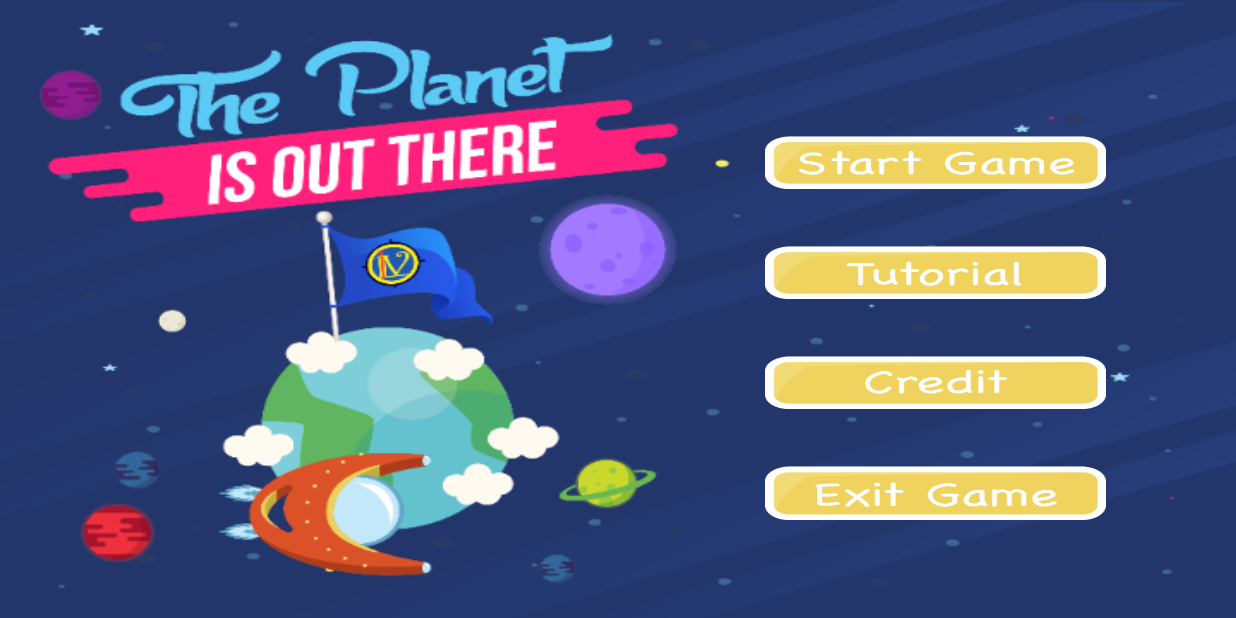
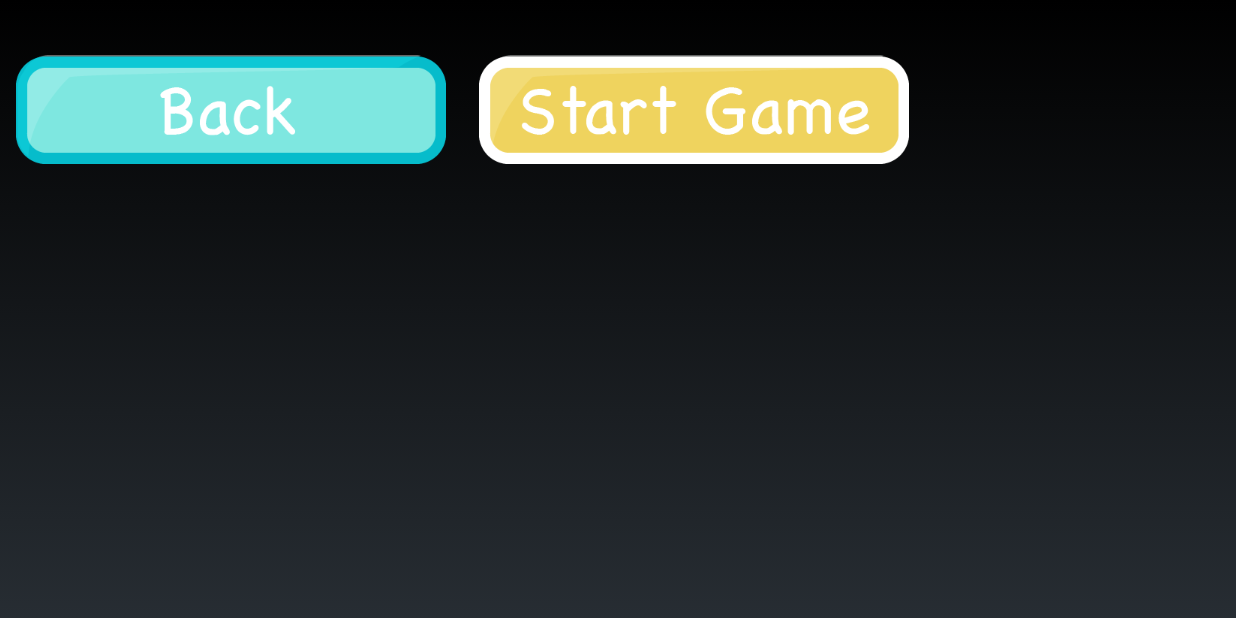
Before and after one commit to JamieCCH/AndroidArcadeGame, an Android app: the screen it shows after launch (MainActivity before the commit, Tutorial after it), after a tap on an icon or button, on a phone screen of 824 x 412 dp (held sideways). Run offline under Robolectric (Android 15) with nearby library versions, the phone set to English and light mode, and no system bars; 1 statement that could not run was skipped.

Commit message:
Add some assets

```diff
--- a/app/src/main/java/ca/georgebrown/game2011/arcadegame/Activities/MainActivity.java
+++ b/app/src/main/java/ca/georgebrown/game2011/arcadegame/Activities/MainActivity.java
@@ -48,16 +48,22 @@ public class MainActivity extends Activity {
 
 
     private void startPlay() {
+
         Intent intent = new Intent(this, GamePlayActivity.class);
         startActivity(intent);
     }
 
     private void tutorial() {
 
+        Intent intent = new Intent(this, Tutorial.class);
+        startActivity(intent);
     }
 
 
     private void credit() {
+
+        Intent intent = new Intent(this, Credit.class);
+        startActivity(intent);
     }
 
 
--- /dev/null
+++ b/app/src/main/java/ca/georgebrown/game2011/arcadegame/Activities/Tutorial.java
@@ -0,0 +1,14 @@
+package ca.georgebrown.game2011.arcadegame.Activities;
+
+import android.app.Activity;
+import android.os.Bundle;
+import ca.georgebrown.game2011.arcadegame.R;
+
+public class Tutorial extends Activity {
+
+    @Override
+    protected void onCreate(Bundle savedInstanceState) {
+        super.onCreate(savedInstanceState);
+        setContentView(R.layout.activity_tutorial);
+    }
+}
--- /dev/null
+++ b/app/src/main/res/layout/activity_tutorial.xml
@@ -0,0 +1,56 @@
+<?xml version="1.0" encoding="utf-8"?>
+<LinearLayout
+    xmlns:android="http://schemas.android.com/apk/res/android"
+    xmlns:tools="http://schemas.android.com/tools"
+    android:layout_width="match_parent"
+    android:layout_height="match_parent"
+    android:orientation="vertical"
+    tools:context="ca.georgebrown.game2011.arcadegame.Activities.Tutorial">
+
+    <View
+        android:layout_height="match_parent"
+        android:layout_width="100dp"
+        android:layout_weight="2" />
+
+    <LinearLayout
+        android:layout_width="match_parent"
+        android:layout_height="match_parent"
+        android:orientation="vertical">
+
+        <ImageView
+            android:layout_width="wrap_content"
+            android:layout_height="wrap_content" />
+
+        <LinearLayout
+            android:layout_width="wrap_content"
+            android:layout_height="wrap_content"
+            android:orientation="horizontal">
+
+
+            <ImageButton
+                android:layout_gravity="center"
+                android:layout_marginTop="20dp"
+                android:id="@+id/tutorialButton"
+                android:layout_width="match_parent"
+                android:layout_height="wrap_content"
+                android:layout_weight="1"
+                android:backgroundTint="@android:color/transparent"
+                android:scaleType="fitXY"
+                android:src="@mipmap/button_back" />
+
+            <ImageButton
+                android:id="@+id/startButton"
+                android:layout_width="match_parent"
+                android:layout_height="wrap_content"
+                android:layout_gravity="center"
+                android:layout_marginTop="20dp"
+                android:layout_weight="1"
+                android:backgroundTint="@android:color/transparent"
+                android:scaleType="fitXY"
+                android:src="@mipmap/button_startgame" />
+
+        </LinearLayout>
+
+    </LinearLayout>
+
+</LinearLayout>
```
Also changed, not shown: app/src/main/AndroidManifest.xml (+6 -4 lines), app/src/main/java/ca/georgebrown/game2011/arcadegame/Activities/Credit.java (added, +14 -0 lines), app/src/main/res/layout/activity_credit.xml (added, +56 -0 lines), app/src/main/res/mipmap-xhdpi/button_back.png (added), app/src/main/res/mipmap-xhdpi/hud_background_boss.png (added), app/src/main/res/mipmap-xhdpi/hud_background_timer.png (added), app/src/main/res/mipmap-xhdpi/icon_boss_hud.png (added), app/src/main/res/mipmap-xhdpi/scale_boss_hud.png (added), app/src/main/res/mipmap-xhdpi/scale_timer.png (added).
